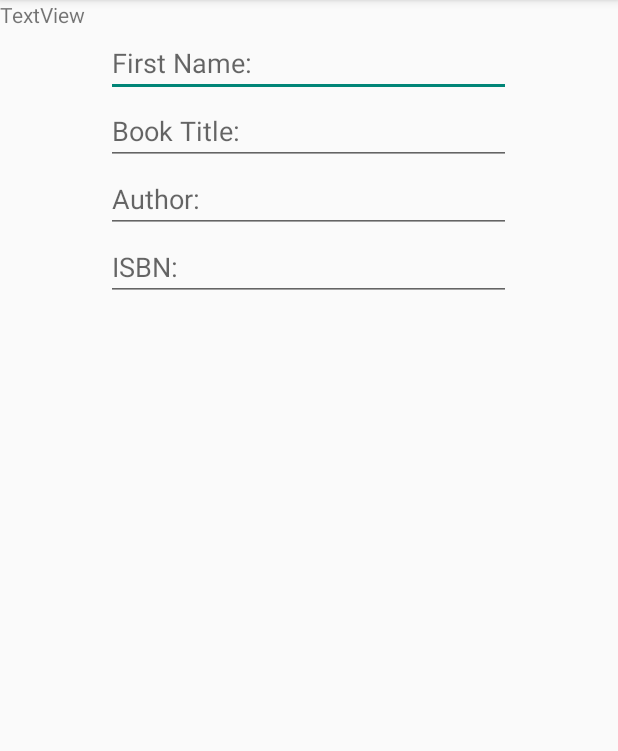
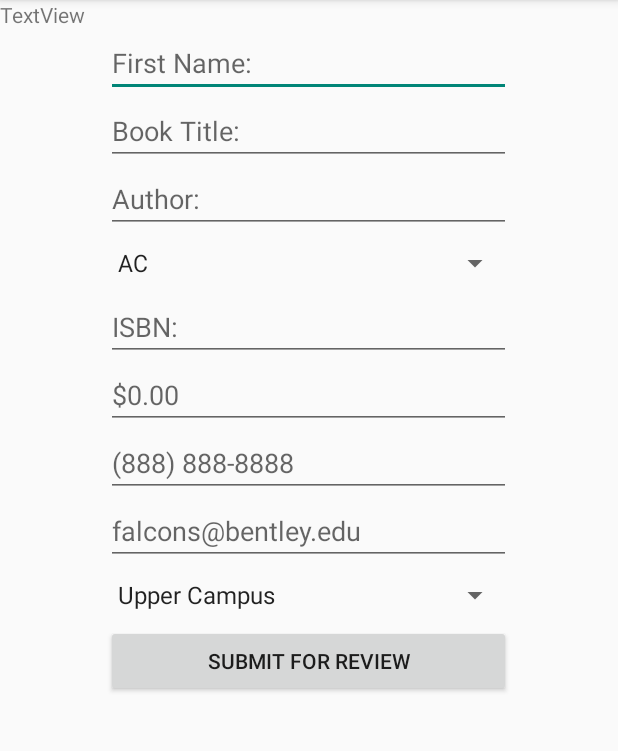
Before and after one commit to briroz/BentleyBookswap, an Android app: the SellBookActivity screen opened directly, with no data from a screen before it, on a phone screen of 412 x 824 dp, the part 84-835 px from its top. Run offline under Robolectric (Android 15) with nearby library versions, the phone set to English and light mode, and no system bars.

Commit message:
Finalized Book Selling Layout, implemented data controls.  Added strings for class codes and meeting locations.

```diff
--- a/app/src/main/res/layout/add_item_activity.xml
+++ b/app/src/main/res/layout/add_item_activity.xml
@@ -61,6 +61,19 @@
         </TableRow>
 
         <TableRow
+            android:layout_width="match_parent"
+            android:layout_height="match_parent"
+            android:gravity="center_horizontal">
+
+            <Spinner
+                android:id="@+id/spinnerBookCategory"
+                android:layout_width="match_parent"
+                android:layout_height="40sp"
+                android:entries="@array/classCategories"
+                android:gravity="center_horizontal" />
+        </TableRow>
+
+        <TableRow
             android:id="@+id/rowISBN"
             android:layout_width="wrap_content"
             android:layout_height="match_parent"
@@ -70,10 +83,86 @@
                 android:id="@+id/editTextISBN"
                 android:layout_width="wrap_content"
                 android:layout_height="wrap_content"
-                android:digits="13"
                 android:ems="10"
+                android:maxLength="13"
                 android:hint="ISBN:"
                 android:inputType="number" />
         </TableRow>
+
+        <TableRow
+            android:id="@+id/rowPrice"
+            android:layout_width="match_parent"
+            android:layout_height="match_parent"
+            android:gravity="center_horizontal">
+
+
+            <EditText
+                android:id="@+id/editTextPrice"
+                android:layout_width="wrap_content"
+                android:layout_height="wrap_content"
+                android:ems="10"
+                android:maxLength="5"
+                android:hint="$0.00"
+                android:inputType="numberDecimal" />
+        </TableRow>
+
+        <TableRow
+            android:id="@+id/rowPhone"
+            android:layout_width="match_parent"
+            android:layout_height="match_parent"
+            android:gravity="center_horizontal">
+
+            <EditText
+                android:id="@+id/editTextPhone"
+                android:layout_width="wrap_content"
+                android:layout_height="wrap_content"
+                android:ems="10"
+                android:maxLength="10"
+                android:hint="(888) 888-8888"
+                android:inputType="phone" />
+        </TableRow>
+
+        <TableRow
+            android:id="@+id/rowEmail"
+            android:layout_width="match_parent"
+            android:layout_height="match_parent"
+            android:gravity="center_horizontal">
+
+            <EditText
+                android:id="@+id/editTextEmail"
+                android:layout_width="wrap_content"
+                android:layout_height="wrap_content"
+                android:ems="10"
+                android:hint="falcons@bentley.edu"
+                android:inputType="textEmailAddress" />
+        </TableRow>
+
+        <TableRow
+            android:id="@+id/rowLocationSpinner"
+            android:layout_width="match_parent"
+            android:layout_height="match_parent"
+            android:gravity="center_horizontal">
+
+            <Spinner
+                android:id="@+id/spinnerLocation"
+                android:layout_width="match_parent"
+                android:layout_height="40sp"
+                android:entries="@array/locationSpinner" />
+
+        </TableRow>
+
+        <TableRow
+            android:id="@+id/rowSubmit"
+            android:layout_width="match_parent"
+            android:layout_height="match_parent"
+            android:gravity="center_horizontal">
+
+            <Button
+                android:id="@+id/button"
+                android:layout_width="wrap_content"
+                android:layout_height="wrap_content"
+                android:text="@string/buttonSubmit" />
+        </TableRow>
     </TableLayout>
+
 </LinearLayout>
--- a/app/src/main/res/values/strings.xml
+++ b/app/src/main/res/values/strings.xml
@@ -4,8 +4,54 @@
     <!-- Strings used for fragments for navigation -->
     <string name="buttonBuy">Buy Books</string>
     <string name="buttonSell">Sell Books</string>
-    <string name="next">Next</string>
+    <string name="buttonSubmit">Submit for Review</string>
     <string name="previous">Previous</string>
+    <string-array name="locationSpinner">
+        <item>Upper Campus</item>
+        <item>Lower Campus</item>
+        <item>Student Center</item>
+        <item>Library</item>
+        <item>Off-Campus</item>
+        <item>Other</item>
+    </string-array>
+    <string-array name="classCategories">
+        <item>AC</item>
+        <item>AF</item>
+        <item>CDI</item>
+        <item>MLCH</item>
+        <item>CIN</item>
+        <item>COM</item>
+        <item>CS</item>
+        <item>EC</item>
+        <item>EMS</item>
+        <item>EXP</item>
+        <item>FI</item>
+        <item>FS</item>
+        <item>MLFR</item>
+        <item>GB</item>
+        <item>GLS</item>
+        <item>HI</item>
+        <item>IDCC</item>
+        <item>IT</item>
+        <item>IPM</item>
+        <item>ID</item>
+        <item>MLIT</item>
+        <item>MLJA</item>
+        <item>LA</item>
+        <item>LIT</item>
+        <item>MG</item>
+        <item>MK</item>
+        <item>MA</item>
+        <item>MC</item>
+        <item>NASC</item>
+        <item>NASE</item>
+        <item>PH</item>
+        <item>PRS</item>
+        <item>PS</item>
+        <item>SO</item>
+        <item>MLSP</item>
+        <item>Other</item>
+    </string-array>
 
     <string name="hello_first_fragment">Hello first fragment</string>
     <string name="hello_second_fragment">Hello second fragment. Arg: %1$s</string>
```
